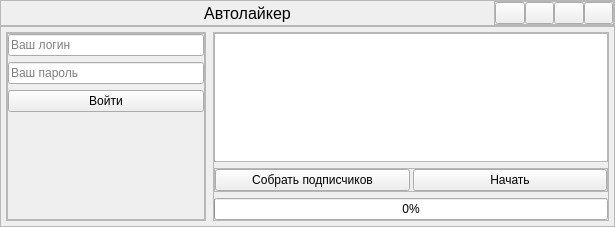
Above: Interface/MainWindow.ui from Daniil-Solo/InstagramBot before the change. Below: the same form after it.
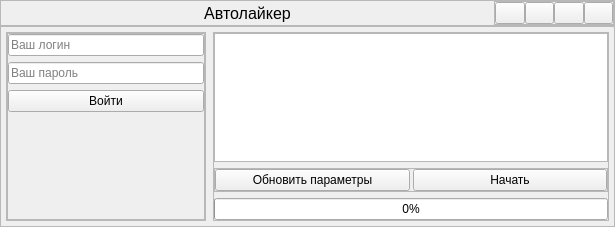
That is the form after the change. Icons and pictures are not drawn.

```diff
--- a/Interface/MainWindow.ui
+++ b/Interface/MainWindow.ui
@@ -337,7 +337,7 @@
              <item>
               <widget class="QPushButton" name="collect_subscribers_button">
                <property name="text">
-                <string>Собрать подписчиков</string>
+                <string>Обновить параметры</string>
                </property>
               </widget>
              </item>
```
Left out of the diff: 2 changed lines with no effect on the pictures.
